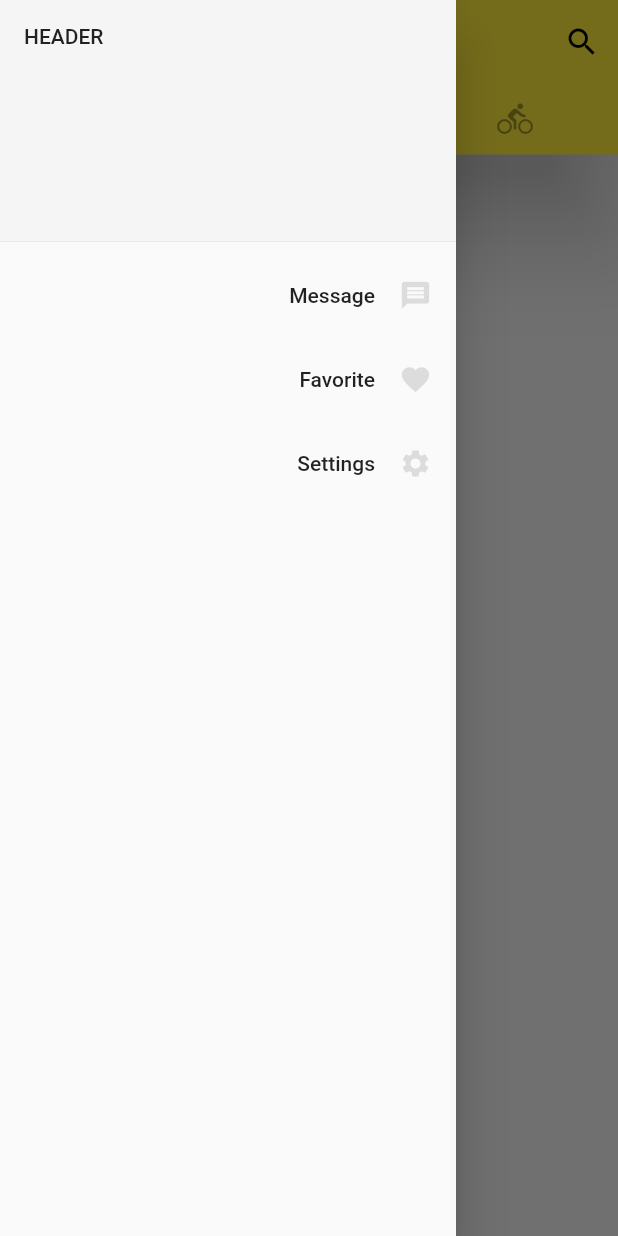
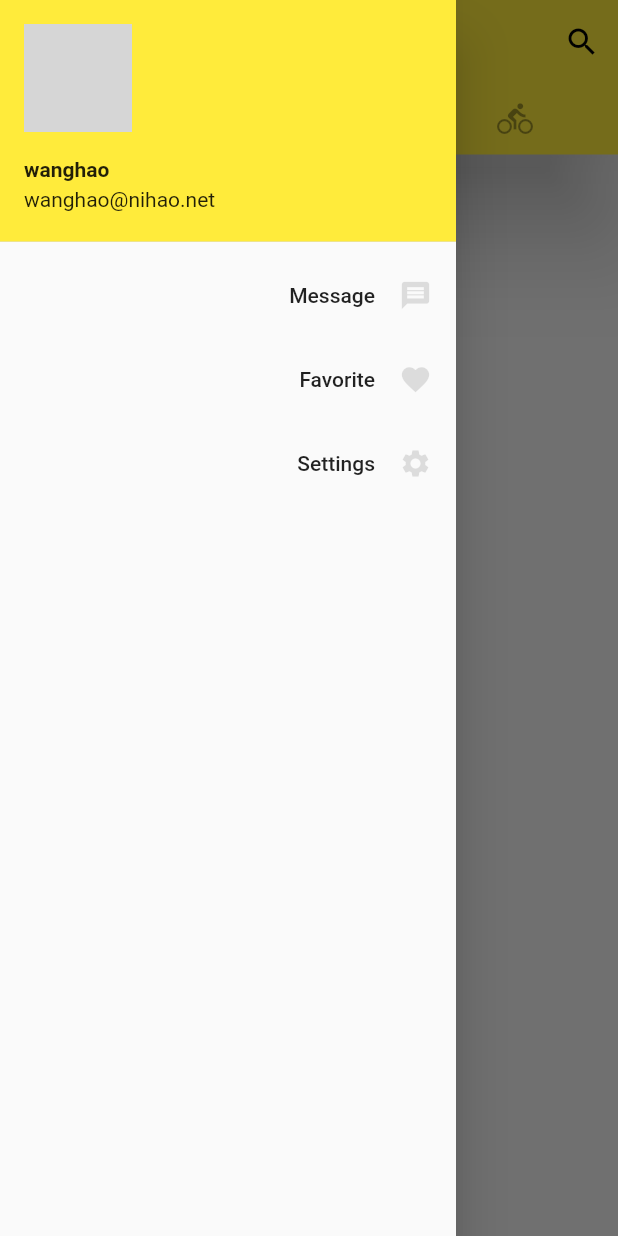
Before and after one commit to JY-1024/nihao_flutter, a Flutter app: the screen it shows after launch, with the side drawer open, on a phone screen of 412 x 824 dp. Run offline on Flutter 3.47's test engine with Material 2 defaults, Android fonts, the phone set to English and light mode, and no system bars; network calls fail; grey boxes are pictures that could not be loaded.

Commit message:
抽屉显示用户信息

```diff
--- a/lib/main.dart
+++ b/lib/main.dart
@@ -66,10 +66,17 @@ class Home extends StatelessWidget {
           child: ListView(
             padding: EdgeInsets.zero,
             children: <Widget>[
-              DrawerHeader(
-                child: Text('header'.toUpperCase()),
-                decoration: BoxDecoration(
-                  color: Colors.grey[100],
+              // DrawerHeader(
+              //   child: Text('header'.toUpperCase()),
+              //   decoration: BoxDecoration(
+              //     color: Colors.grey[100],
+              //   ),
+              // ),
+              UserAccountsDrawerHeader(
+                accountName: Text('wanghao', style:TextStyle(fontWeight:FontWeight.bold)),
+                accountEmail: Text('wanghao@nihao.net'),
+                currentAccountPicture: CircleAvatar(
+                  backgroundImage: NetworkImage('https://resources.ninghao.org/images/wanghao.jpg'),
                 ),
               ),
               ListTile(
@@ -80,10 +87,12 @@ class Home extends StatelessWidget {
               ListTile(
                 title: Text('Favorite', textAlign: TextAlign.right,),
                 trailing: Icon(Icons.favorite,color: Colors.black12, size: 22.0,),
+                onTap: ()=> Navigator.pop(context),
               ),
               ListTile(
                 title: Text('Settings', textAlign: TextAlign.right,),
                 trailing: Icon(Icons.settings,color: Colors.black12, size: 22.0,),
+                onTap: ()=> Navigator.pop(context),
               ),
             ],
           ),
```
